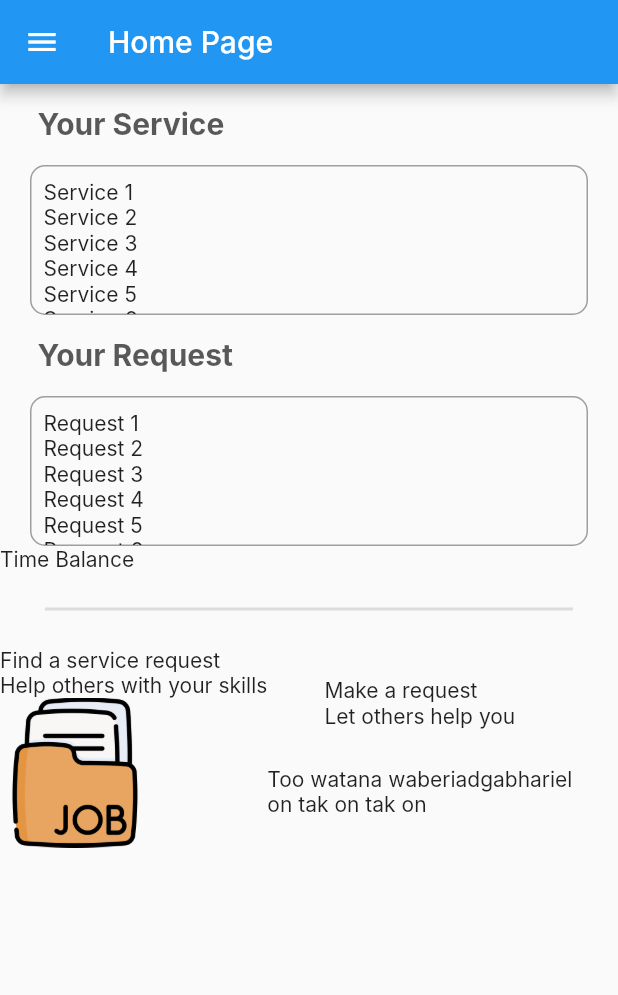
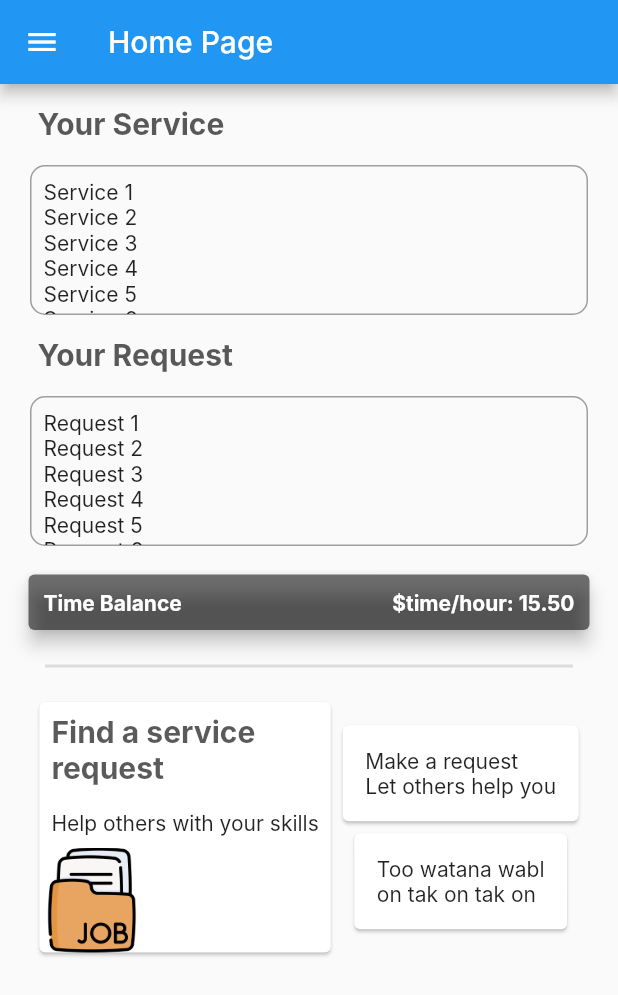
Before and after one commit to de-timebank/frontend, a Flutter app: the screen it shows after launch, on a phone screen of 412 x 824 dp. Shown: the top 995 px of the screen. Run offline on Flutter 3.47's test engine with Material 2 defaults, Android fonts, the phone set to English and light mode, and no system bars; Roboto replaces fonts that are missing (Inter).

Commit message:
add sum padding

```diff
--- a/lib/main.dart
+++ b/lib/main.dart
@@ -25,6 +25,10 @@ class MyApp extends StatelessWidget {
                   fontSize: 20,
                   fontWeight: FontWeight.bold,
                   color: Color.fromARGB(200, 44, 44, 44)), //color for #2c2c2c
+              // headline2: TextStyle(
+              //     fontSize: 20,
+              //     fontWeight: FontWeight.bold,
+              //     color: Color.fromARGB(200, 44, 44, 44)),
               bodyText1: TextStyle(fontSize: 20))),
       home: MyHomePage(),
     );
@@ -70,39 +74,96 @@ class _MyHomePageState extends State<MyHomePage> {
             CustomOngoingTask(listService),
             CustomHeadline('Your Request'),
             CustomOngoingTask(listRequest),
-            Text('Time Balance'),
-            Divider(
+            Container(
+              padding: const EdgeInsets.fromLTRB(15, 15, 15, 0),
+              child: Card(
+                  elevation: 5,
+                  color: Colors.black54,
+                  child: Row(
+                    mainAxisAlignment: MainAxisAlignment.spaceBetween,
+                    children: const [
+                      Padding(
+                        padding: EdgeInsets.all(10.0),
+                        child: Text(
+                          'Time Balance',
+                          style: TextStyle(
+                              fontWeight: FontWeight.bold, color: Colors.white),
+                        ),
+                      ),
+                      Padding(
+                        padding: EdgeInsets.all(10.0),
+                        child: Text('\$time/hour: 15.50',
+                            style: TextStyle(
+                                fontWeight: FontWeight.bold,
+                                color: Colors.white)),
+                      )
+                    ],
+                  )),
+            ),
+            const Divider(
                 //horizontal line
-                height: 50,
+                height: 40,
                 thickness: 2,
                 indent: 30,
                 endIndent: 30),
-            Row(children: [
+            Row(
+              //crossAxisAlignment: CrossAxisAlignment.center,
+              mainAxisAlignment: MainAxisAlignment.center,
+              children: [
                 Column(children: [
-                InkWell(
+                  Card(
+                    child: InkWell(
                         onTap: () {},
                         child: Column(
                           crossAxisAlignment: CrossAxisAlignment.start,
                           children: [
-                        Text('Find a service request'),
-                        Text('Help others with your skills'),
+                            Padding(
+                              padding: const EdgeInsets.all(8.0),
+                              child: Text(
+                                'Find a service\nrequest',
+                                style: Theme.of(context).textTheme.headline1,
+                              ),
+                            ),
+                            //SizedBox(height: 10),
+                            Padding(
+                              padding: const EdgeInsets.all(8.0),
+                              child: Text('Help others with your skills'),
+                            ),
+                            //SizedBox(height: 10),
                             Ink.image(
                               image: AssetImage('asset/folder.png'),
-                          height: 100,
-                          width: 100,
-                          //child: Text('Find a service request'),
+                              height: 70,
+                              width: 70,
                             ),
                           ],
                         )),
+                  ),
                 ]),
                 Column(
+                  //mainAxisAlignment: MainAxisAlignment.center,
+                  //crossAxisAlignment: CrossAxisAlignment.stretch,
                   children: [
+                    Card(
+                        child: InkWell(
+                            onTap: () {},
+                            child: Padding(
+                              padding: const EdgeInsets.all(15.0),
+                              child:
                                   Text('Make a request\nLet others help you'),
-                  SizedBox(height: 25),
-                  Text('Too watana waberiadgabhariel\non tak on tak on'),
+                            ))),
+                    //SizedBox(height: 25),
+                    Card(
+                        child: InkWell(
+                      onTap: () {},
+                      child: Padding(
+                        padding: const EdgeInsets.all(15.0),
+                        child: Text('Too watana wabl\non tak on tak on'),
+                      ),
+                    )),
                   ],
                 ),
-            ])
+              ],
+            )
           ],
         ));
   }
```
Lines whose indentation alone changed are shown as unchanged.
